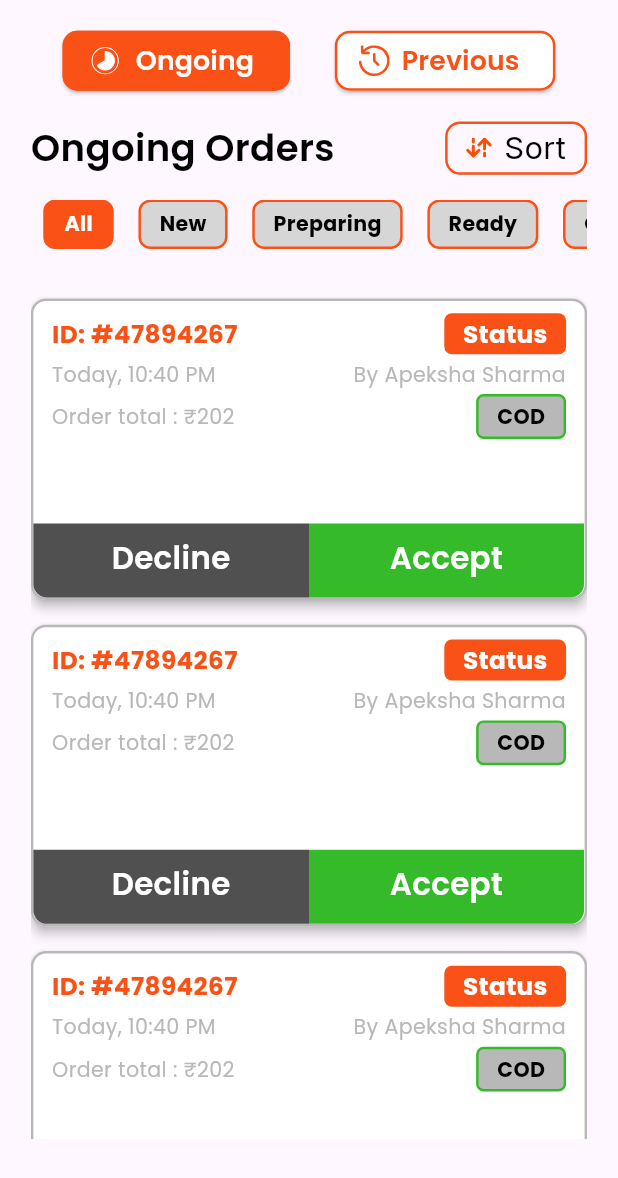
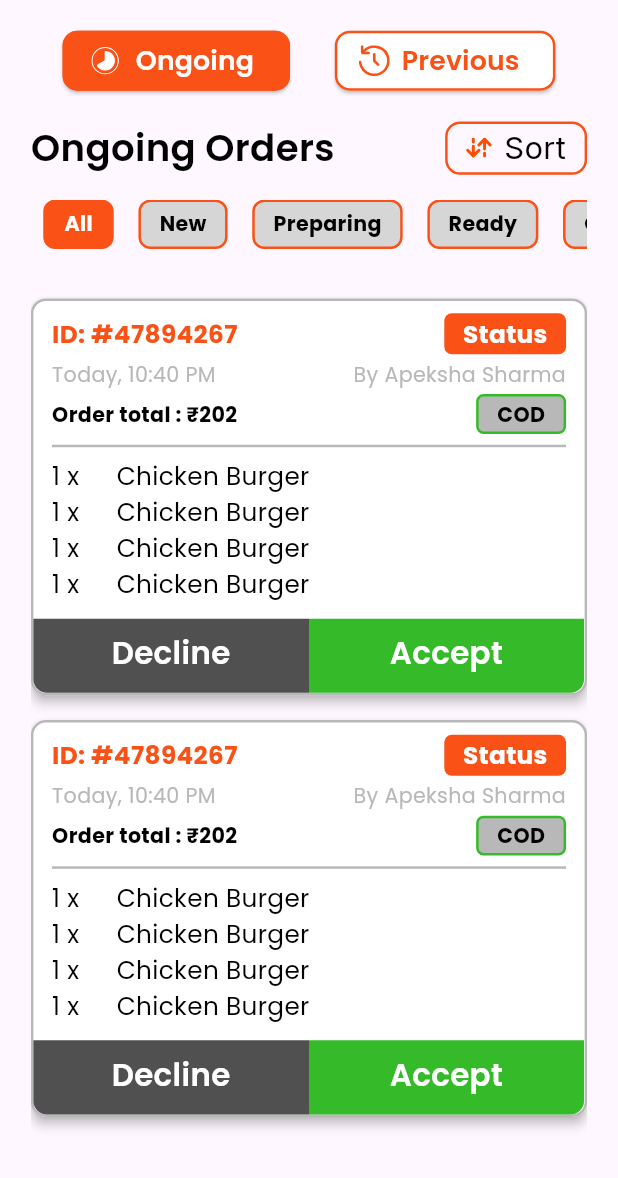
Before and after one commit to mayankjonwal02/Nukkad_Foods, a Flutter app: the OrderBody screen opened directly, on a phone screen of 412 x 824 dp. Shown: the top 1178 px of the screen. Run offline on Flutter 3.47's test engine with Material 3 defaults, Android fonts, the phone set to English and light mode, and no system bars; our stand-ins replace card_swiper, dotted_line, file_picker, flutter_otp_text_field, flutter_rating_bar, flutter_svg and 4 more; missing offline and left inert: another_stepper; project files that could hold a hidden picture were left out.

```diff
--- a/Frontend/restaurant_app/lib/Screens/NavbarWidgets/walletBody.dart
+++ b/Frontend/restaurant_app/lib/Screens/NavbarWidgets/walletBody.dart
@@ -1,5 +1,6 @@
 import 'package:flutter/material.dart';
 import 'package:restaurant_app/Widgets/constants/texts.dart';
+import 'package:restaurant_app/Widgets/customs/WalletBody/viewEarningButton.dart';
 import 'package:sizer/sizer.dart';
 
 import '../../Widgets/customs/WalletBody/couponButton.dart';
@@ -32,6 +33,10 @@ class _WalletBodyState extends State<WalletBody> {
                 padding: EdgeInsets.symmetric(vertical: 2.h, horizontal: 5.w),
                 child: const WalletWidget(),
               ),
+              Padding(
+                padding: EdgeInsets.fromLTRB(5.w, 1.h, 5.w, 3.h),
+                child: viewEarningButton(context),
+              ),
               Text('Refer and Earn program', style: h4TextStyle),
               referalNotification(),
               Padding(
--- a/Frontend/restaurant_app/lib/Widgets/customs/OrderBody/orderWidget.dart
+++ b/Frontend/restaurant_app/lib/Widgets/customs/OrderBody/orderWidget.dart
@@ -1,4 +1,3 @@
-import 'package:flutter/cupertino.dart';
 import 'package:flutter/material.dart';
 import 'package:flutter/widgets.dart';
 import 'package:restaurant_app/Widgets/constants/colors.dart';
@@ -38,7 +37,6 @@ class _OrderWidgetState extends State<OrderWidget> {
           child: Column(
             children: [
               Container(
-                height: 18.h,
                 padding: EdgeInsets.symmetric(horizontal: 3.w, vertical: 1.h),
                 decoration: const BoxDecoration(
                   borderRadius: BorderRadius.only(
@@ -109,7 +107,10 @@ class _OrderWidgetState extends State<OrderWidget> {
                           padding: EdgeInsets.symmetric(vertical: 0.4.h),
                           child: Text(
                             'Order total : ₹202',
-                            style: body5TextStyle.copyWith(color: textGrey2),
+                            style: body5TextStyle.copyWith(
+                              color: textBlack,
+                              fontWeight: FontWeight.bold,
+                            ),
                             maxLines: 1,
                             overflow: TextOverflow.ellipsis,
                             textAlign: TextAlign.start,
@@ -123,16 +124,30 @@ class _OrderWidgetState extends State<OrderWidget> {
                             color: textGrey2,
                           ),
                           padding: EdgeInsets.symmetric(
-                              vertical: 0.4.h, horizontal: 3.w),
+                              vertical: 0.2.h, horizontal: 3.w),
                           child: Text(
                             'COD',
-                            style: body5TextStyle.copyWith(color: textBlack, fontWeight: FontWeight.bold),
+                            style: body5TextStyle.copyWith(
+                                color: textBlack, fontWeight: FontWeight.bold),
                             maxLines: 1,
                             overflow: TextOverflow.ellipsis,
                             textAlign: TextAlign.end,
                           ),
                         ),
                       ],
+                    ),
+                    Divider(
+                      color: textGrey2,
+                      thickness: 0.2.h,
+                    ),
+                    SizedBox(
+                      height: 12.h,
+                      child: ListView.builder(
+                        itemCount: 4,
+                        itemBuilder: (context, index) {
+                          return _buildOrderDetailsWidget();
+                        },
+                      ),
                     ),
                   ],
                 ),
@@ -187,6 +202,27 @@ class _OrderWidgetState extends State<OrderWidget> {
     } else {
       return _buildTrackRideWidget();
     }
+  }
+
+  Widget _buildOrderDetailsWidget() {
+    return SizedBox(
+      width: 45.w,
+      child: Row(
+        mainAxisAlignment: MainAxisAlignment.start,
+        crossAxisAlignment: CrossAxisAlignment.center,
+        children: [
+          Text(
+            '1 x',
+            style: body4TextStyle,
+          ),
+          SizedBox(width: 6.w),
+          Text(
+            'Chicken Burger',
+            style: body4TextStyle,
+          ),
+        ],
+      ),
+    );
   }
 
   Widget _buildDeclinedWidget() {
--- a/Frontend/restaurant_app/pubspec.yaml
+++ b/Frontend/restaurant_app/pubspec.yaml
@@ -14,6 +14,7 @@ dependencies:
   flutter_stepindicator: ^0.1.7
   flutter_svg: ^2.0.10+1
   google_fonts: ^6.2.1
+  intl: ^0.19.0
   intl_phone_field: ^3.2.0
   introduction_screen: ^3.1.14
   sizer: ^2.0.15
```
Also changed, not shown: Frontend/restaurant_app/lib/Screens/WalletScreens/viewEarningsScreen.dart (added, +203 -0 lines), Frontend/restaurant_app/lib/Widgets/customs/WalletBody/couponButton.dart (+8 -5 lines), Frontend/restaurant_app/lib/Widgets/customs/WalletBody/viewEarningButton.dart (added, +47 -0 lines), Frontend/restaurant_app/lib/Widgets/customs/WalletBody/walletWidget.dart (+13 -1 lines), Frontend/restaurant_app/assets/icons/route_icon.svg (added), Frontend/restaurant_app/assets/icons/timer_icon.svg (added), Frontend/restaurant_app/pubspec.lock.
